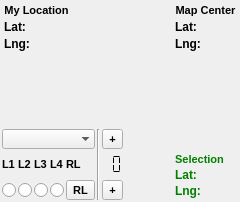
Above: src/plugins/map/mapform2.ui from xnamed/vacuum-im before the change. Below: the same form after it.
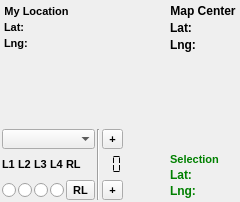
That is the form after the change.

Diff of the .ui file:
```diff
--- a/src/plugins/map/mapform2.ui
+++ b/src/plugins/map/mapform2.ui
@@ -42,7 +42,8 @@
      </property>
      <property name="font">
       <font>
-       <pointsize>9</pointsize>
+       <weight>75</weight>
+       <bold>true</bold>
       </font>
      </property>
      <property name="mouseTracking">
@@ -73,7 +74,7 @@
       <item row="2" column="1">
        <widget class="QLabel" name="lblSelectionLon">
         <property name="sizePolicy">
-         <sizepolicy hsizetype="Maximum" vsizetype="Minimum">
+         <sizepolicy hsizetype="Expanding" vsizetype="Preferred">
           <horstretch>0</horstretch>
           <verstretch>0</verstretch>
          </sizepolicy>
@@ -226,7 +227,7 @@
          <bool>true</bool>
         </property>
         <property name="sizePolicy">
-         <sizepolicy hsizetype="Expanding" vsizetype="Preferred">
+         <sizepolicy hsizetype="Preferred" vsizetype="Preferred">
           <horstretch>0</horstretch>
           <verstretch>0</verstretch>
          </sizepolicy>
@@ -382,7 +383,7 @@
       <item row="2" column="0">
        <widget class="QLabel" name="lblSelectionLonLabel">
         <property name="sizePolicy">
-         <sizepolicy hsizetype="Expanding" vsizetype="Expanding">
+         <sizepolicy hsizetype="Preferred" vsizetype="Preferred">
           <horstretch>0</horstretch>
           <verstretch>0</verstretch>
          </sizepolicy>
@@ -529,7 +530,7 @@
       <item row="1" column="1">
        <widget class="QLabel" name="lblSelectionLat">
         <property name="sizePolicy">
-         <sizepolicy hsizetype="Maximum" vsizetype="Minimum">
+         <sizepolicy hsizetype="Expanding" vsizetype="Preferred">
           <horstretch>0</horstretch>
           <verstretch>0</verstretch>
          </sizepolicy>
@@ -1045,6 +1046,8 @@
      <property name="font">
       <font>
        <pointsize>8</pointsize>
+       <weight>75</weight>
+       <bold>true</bold>
       </font>
      </property>
      <property name="mouseTracking">
@@ -1076,7 +1079,6 @@
        <widget class="QLabel" name="lblLocation">
         <property name="font">
          <font>
-          <pointsize>8</pointsize>
           <weight>75</weight>
           <bold>true</bold>
          </font>
@@ -1102,7 +1104,6 @@
         </property>
         <property name="font">
          <font>
-          <pointsize>9</pointsize>
           <weight>75</weight>
           <bold>true</bold>
          </font>
@@ -1132,9 +1133,14 @@
       </item>
       <item row="1" column="1">
        <widget class="QLabel" name="lblLocationLat">
+        <property name="sizePolicy">
+         <sizepolicy hsizetype="Expanding" vsizetype="Preferred">
+          <horstretch>0</horstretch>
+          <verstretch>0</verstretch>
+         </sizepolicy>
+        </property>
         <property name="font">
          <font>
-          <pointsize>9</pointsize>
           <weight>75</weight>
           <bold>true</bold>
          </font>
@@ -1155,9 +1161,14 @@
       </item>
       <item row="2" column="1" rowspan="2">
        <widget class="QLabel" name="lblLocationLon">
+        <property name="sizePolicy">
+         <sizepolicy hsizetype="Expanding" vsizetype="Preferred">
+          <horstretch>0</horstretch>
+          <verstretch>0</verstretch>
+         </sizepolicy>
+        </property>
         <property name="font">
          <font>
-          <pointsize>9</pointsize>
           <weight>75</weight>
           <bold>true</bold>
          </font>
@@ -1177,7 +1188,6 @@
        <widget class="QLabel" name="lblLocationLonLabel">
         <property name="font">
          <font>
-          <pointsize>9</pointsize>
           <weight>75</weight>
           <bold>true</bold>
          </font>
@@ -1209,7 +1219,8 @@
      </property>
      <property name="font">
       <font>
-       <pointsize>9</pointsize>
+       <weight>75</weight>
+       <bold>true</bold>
       </font>
      </property>
      <property name="mouseTracking">
@@ -1239,100 +1250,8 @@
       </property>
       <item row="0" column="0" colspan="2">
        <widget class="QLabel" name="lblMapCenter">
-        <property name="palette">
-         <palette>
-          <active>
-           <colorrole role="Button">
-            <brush brushstyle="SolidPattern">
-             <color alpha="0">
-              <red>0</red>
-              <green>0</green>
-              <blue>0</blue>
-             </color>
-            </brush>
-           </colorrole>
-           <colorrole role="Base">
-            <brush brushstyle="SolidPattern">
-             <color alpha="0">
-              <red>0</red>
-              <green>0</green>
-              <blue>0</blue>
-             </color>
-            </brush>
-           </colorrole>
-           <colorrole role="Window">
-            <brush brushstyle="SolidPattern">
-             <color alpha="0">
-              <red>0</red>
-              <green>0</green>
-              <blue>0</blue>
-             </color>
-            </brush>
-           </colorrole>
-          </active>
-          <inactive>
-           <colorrole role="Button">
-            <brush brushstyle="SolidPattern">
-             <color alpha="0">
-              <red>0</red>
-              <green>0</green>
-              <blue>0</blue>
-             </color>
-            </brush>
-           </colorrole>
-           <colorrole role="Base">
-            <brush brushstyle="SolidPattern">
-             <color alpha="0">
-              <red>0</red>
-              <green>0</green>
-              <blue>0</blue>
-             </color>
-            </brush>
-           </colorrole>
-           <colorrole role="Window">
-            <brush brushstyle="SolidPattern">
-             <color alpha="0">
-              <red>0</red>
-              <green>0</green>
-              <blue>0</blue>
-             </color>
-            </brush>
-           </colorrole>
-          </inactive>
-          <disabled>
-           <colorrole role="Button">
-            <brush brushstyle="SolidPattern">
-             <color alpha="0">
-              <red>0</red>
-              <green>0</green>
-              <blue>0</blue>
-             </color>
-            </brush>
-           </colorrole>
-           <colorrole role="Base">
-            <brush brushstyle="SolidPattern">
-             <color alpha="0">
-              <red>0</red>
-              <green>0</green>
-              <blue>0</blue>
-             </color>
-            </brush>
-           </colorrole>
-           <colorrole role="Window">
-            <brush brushstyle="SolidPattern">
-             <color alpha="0">
-              <red>0</red>
-              <green>0</green>
-              <blue>0</blue>
-             </color>
-            </brush>
-           </colorrole>
-          </disabled>
-         </palette>
-        </property>
         <property name="font">
          <font>
-          <pointsize>8</pointsize>
           <weight>75</weight>
           <bold>true</bold>
          </font>
@@ -1357,7 +1276,7 @@
          <bool>true</bool>
         </property>
         <property name="sizePolicy">
-         <sizepolicy hsizetype="Expanding" vsizetype="Preferred">
+         <sizepolicy hsizetype="Preferred" vsizetype="Preferred">
           <horstretch>0</horstretch>
           <verstretch>0</verstretch>
          </sizepolicy>
@@ -1509,7 +1428,6 @@
         </property>
         <property name="font">
          <font>
-          <pointsize>9</pointsize>
           <weight>75</weight>
           <bold>true</bold>
          </font>
@@ -1540,7 +1458,7 @@
       <item row="1" column="1">
        <widget class="QLabel" name="lblMapCenterLat">
         <property name="sizePolicy">
-         <sizepolicy hsizetype="Maximum" vsizetype="Minimum">
+         <sizepolicy hsizetype="Expanding" vsizetype="Preferred">
           <horstretch>0</horstretch>
           <verstretch>0</verstretch>
          </sizepolicy>
@@ -1692,7 +1610,6 @@
         </property>
         <property name="font">
          <font>
-          <pointsize>9</pointsize>
           <weight>75</weight>
           <bold>true</bold>
          </font>
@@ -1726,7 +1643,7 @@
       <item row="2" column="1" rowspan="2">
        <widget class="QLabel" name="lblMapCenterLon">
         <property name="sizePolicy">
-         <sizepolicy hsizetype="Maximum" vsizetype="Minimum">
+         <sizepolicy hsizetype="Expanding" vsizetype="Preferred">
           <horstretch>0</horstretch>
           <verstretch>0</verstretch>
          </sizepolicy>
@@ -1878,7 +1795,6 @@
         </property>
         <property name="font">
          <font>
-          <pointsize>9</pointsize>
           <weight>75</weight>
           <bold>true</bold>
          </font>
@@ -1903,7 +1819,7 @@
       <item row="3" column="0">
        <widget class="QLabel" name="lblMapCenterLonLabel">
         <property name="sizePolicy">
-         <sizepolicy hsizetype="Expanding" vsizetype="Expanding">
+         <sizepolicy hsizetype="Preferred" vsizetype="Expanding">
           <horstretch>0</horstretch>
           <verstretch>0</verstretch>
          </sizepolicy>
@@ -2055,7 +1971,6 @@
         </property>
         <property name="font">
          <font>
-          <pointsize>9</pointsize>
           <weight>75</weight>
           <bold>true</bold>
          </font>
```
Left out of the diff: 4 changed lines with no effect on the pictures.
